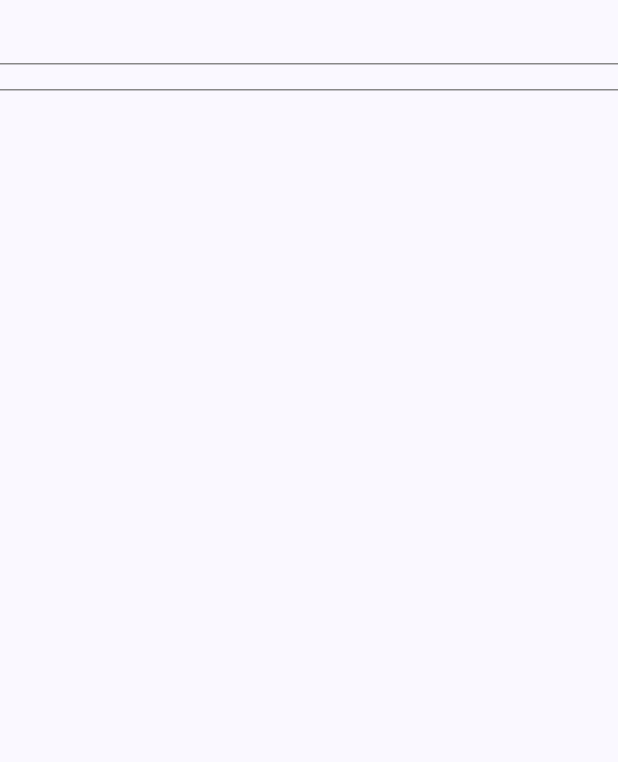
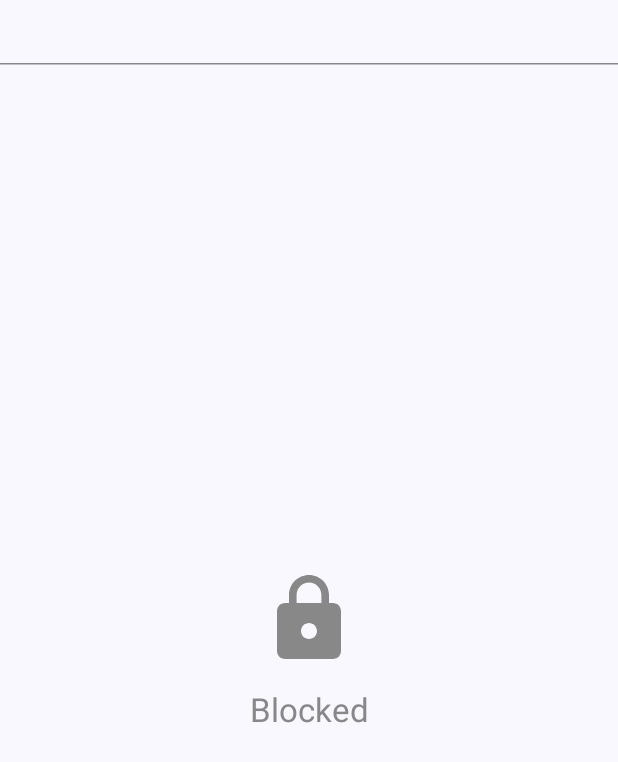
Before and after one commit to PeDro0210/Hobby-Hop, an Android app built with Jetpack Compose: the composable CommunitiesColumns called with empty values, on a phone screen of 412 x 824 dp. Shown: the top 762 px of the screen. Run offline under Robolectric (Android 15) with nearby library versions, the phone set to English and light mode, and no system bars.

Commit message:
Add lock when not part of the community

```diff
--- a/app/src/main/java/com/pedro0210/hobbylobby/ui/view/screens/ComunitiesScreens.kt
+++ b/app/src/main/java/com/pedro0210/hobbylobby/ui/view/screens/ComunitiesScreens.kt
@@ -116,7 +116,8 @@ fun Comunities(
                         // Use the correct function depending on the screen
                         communities = if (bigCommunity) generateRandomCommunities(10) else { generateRandomCommunities(10)  //this will change to the thing above
                              }, // Replace with Firebase functions
-                        title = if (bigCommunity) "Communities" else "All Users"
+                        title = if (bigCommunity) "Communities" else "All Users",
+                        partOfCommunity = partOfCommunity
                     )
 
             }
--- a/app/src/main/java/com/pedro0210/hobbylobby/ui/view/screens/HomeScreen.kt
+++ b/app/src/main/java/com/pedro0210/hobbylobby/ui/view/screens/HomeScreen.kt
@@ -42,12 +42,14 @@ fun Home(
                 CommunitiesColumns(
                     modifier = Modifier.weight(0.5f),
                     communities = generateRandomCommunities(10),
-                    title =  "Countries"
+                    title =  "Countries",
+                    partOfCommunity = true
                 )
                 CommunitiesColumns(
                     modifier = Modifier.weight(0.5f),
                     communities = generateRandomCommunities(10),
-                    title = "My Communities"
+                    title = "My Communities",
+                    partOfCommunity = true
                 )
             }
         }
--- a/app/src/main/java/com/pedro0210/hobbylobby/ui/view/widgets/CommunitiesColumns.kt
+++ b/app/src/main/java/com/pedro0210/hobbylobby/ui/view/widgets/CommunitiesColumns.kt
@@ -1,28 +1,36 @@
 package com.pedro0210.hobbylobby.ui.view.widgets
 
+import androidx.compose.foundation.layout.Arrangement
 import androidx.compose.foundation.layout.Column
 import androidx.compose.foundation.layout.Spacer
+import androidx.compose.foundation.layout.fillMaxSize
 import androidx.compose.foundation.layout.fillMaxWidth
+import androidx.compose.foundation.layout.height
 import androidx.compose.foundation.layout.padding
+import androidx.compose.foundation.layout.size
 import androidx.compose.foundation.lazy.LazyColumn
 import androidx.compose.foundation.lazy.items
+import androidx.compose.material.icons.Icons
+import androidx.compose.material.icons.filled.Lock
 import androidx.compose.material3.MaterialTheme
 import androidx.compose.material3.Text
 import androidx.compose.runtime.Composable
 import androidx.compose.ui.Modifier
 import androidx.compose.material3.HorizontalDivider
+import androidx.compose.material3.Icon
+import androidx.compose.ui.Alignment
 import androidx.compose.ui.graphics.Color
 import androidx.compose.ui.unit.dp
 import com.pedro0210.hobbylobby.controller.util.Community
 import com.pedro0210.hobbylobby.ui.view.widgets.buttons.CommunityButton
 
-
 @Composable
 fun CommunitiesColumns(
     modifier: Modifier,
     communities: List<Community>,
-    title: String
-){
+    title: String,
+    partOfCommunity: Boolean
+) {
     Column(
         modifier = modifier
             .fillMaxWidth()
@@ -33,30 +41,52 @@ fun CommunitiesColumns(
             text = title,
             style = MaterialTheme.typography.titleLarge,
         )
-        Spacer(modifier = Modifier.
-        padding(8.dp))
-        HorizontalDivider(
-            color = Color.Gray,
-            thickness = 1.dp
-        )
-        LazyColumn(
-            modifier = Modifier
-        ) {
-            items(communities) { item -> //TODO: change to real function from the firebase database
-                CommunityButton(
-                    image = item.image ,
-                    name = item.title,
-                    description = item.description,
-                    partOfCommunity =  item.partOfCommunity
-                )
-            }
-        }
-        Spacer(modifier = Modifier.
-        padding(8.dp))
+        Spacer(modifier = Modifier.padding(8.dp))
         HorizontalDivider(
             color = Color.Gray,
             thickness = 1.dp
         )
 
+        if (partOfCommunity) {
+            LazyColumn(
+                modifier = Modifier
+            ) {
+                items(communities) { item ->  //TODO: add the firebase function later
+                    CommunityButton(
+                        image = item.image,
+                        name = item.title,
+                        description = item.description,
+                        partOfCommunity = item.partOfCommunity
+                    )
+                }
+            }
+        } else {
+            Column(
+                modifier = Modifier
+                    .fillMaxSize()
+                    .padding(16.dp),
+                verticalArrangement = Arrangement.Center,
+                horizontalAlignment = Alignment.CenterHorizontally
+            ) {
+                Icon(
+                    imageVector = Icons.Default.Lock,
+                    contentDescription = "Locked",
+                    modifier = Modifier.size(64.dp),
+                    tint = Color.Gray
+                )
+                Spacer(modifier = Modifier.height(16.dp))
+                Text(
+                    text = "Blocked",
+                    style = MaterialTheme.typography.titleLarge,
+                    color = Color.Gray
+                )
+            }
+        }
+
+        Spacer(modifier = Modifier.padding(8.dp))
+        HorizontalDivider(
+            color = Color.Gray,
+            thickness = 1.dp
+        )
     }
 }
--- a/app/src/main/java/com/pedro0210/hobbylobby/ui/view/widgets/buttons/CommunityButton.kt
+++ b/app/src/main/java/com/pedro0210/hobbylobby/ui/view/widgets/buttons/CommunityButton.kt
@@ -28,7 +28,7 @@ fun CommunityButton(
     image: String,
     name: String,
     description: String,
-    partOfCommunity: Boolean
+    partOfCommunity: Boolean,
 ){
 
     Row(
```
